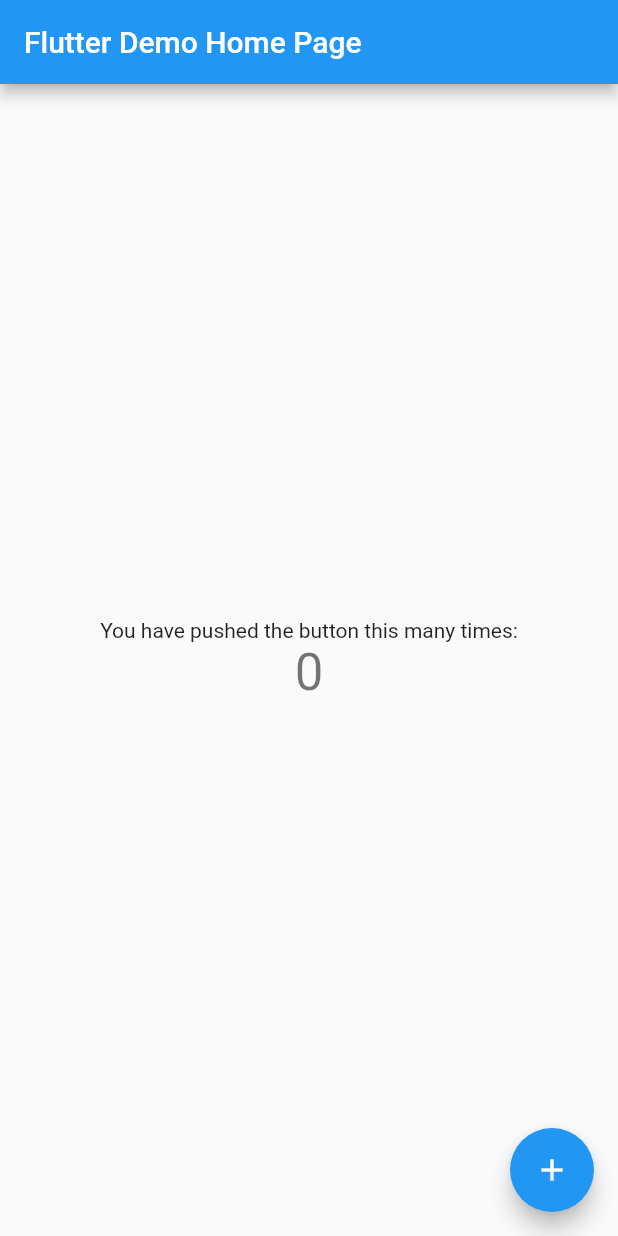
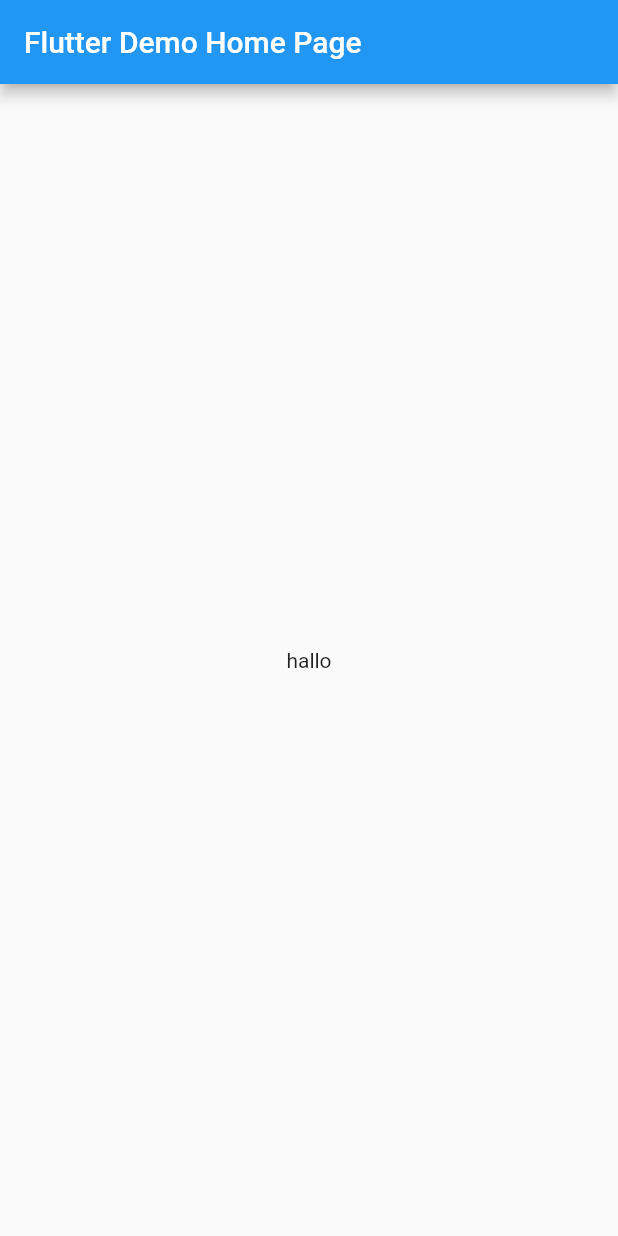
Before and after one commit to szettl135/share2desktop, a Flutter app: the screen it shows after launch, on a phone screen of 412 x 824 dp. Run offline on Flutter 3.47's test engine with Material 2 defaults, Android fonts, the phone set to English and light mode, and no system bars.

Commit message:
Leeres GUI

```diff
--- a/lib/main.dart
+++ b/lib/main.dart
@@ -78,38 +78,8 @@ class _MyHomePageState extends State<MyHomePage> {
       body: Center(
         // Center is a layout widget. It takes a single child and positions it
         // in the middle of the parent.
-        child: Column(
-          // Column is also a layout widget. It takes a list of children and
-          // arranges them vertically. By default, it sizes itself to fit its
-          // children horizontally, and tries to be as tall as its parent.
-          //
-          // Invoke "debug painting" (press "p" in the console, choose the
-          // "Toggle Debug Paint" action from the Flutter Inspector in Android
-          // Studio, or the "Toggle Debug Paint" command in Visual Studio Code)
-          // to see the wireframe for each widget.
-          //
-          // Column has various properties to control how it sizes itself and
-          // how it positions its children. Here we use mainAxisAlignment to
-          // center the children vertically; the main axis here is the vertical
-          // axis because Columns are vertical (the cross axis would be
-          // horizontal).
-          mainAxisAlignment: MainAxisAlignment.center,
-          children: <Widget>[
-            const Text(
-              'You have pushed the button this many times:',
-            ),
-            Text(
-              '$_counter',
-              style: Theme.of(context).textTheme.headline4,
-            ),
-          ],
-        ),
+        child: Text("hallo")
       ),
-      floatingActionButton: FloatingActionButton(
-        onPressed: _incrementCounter,
-        tooltip: 'Increment',
-        child: const Icon(Icons.add),
-      ), // This trailing comma makes auto-formatting nicer for build methods.
     );
   }
 }
```
